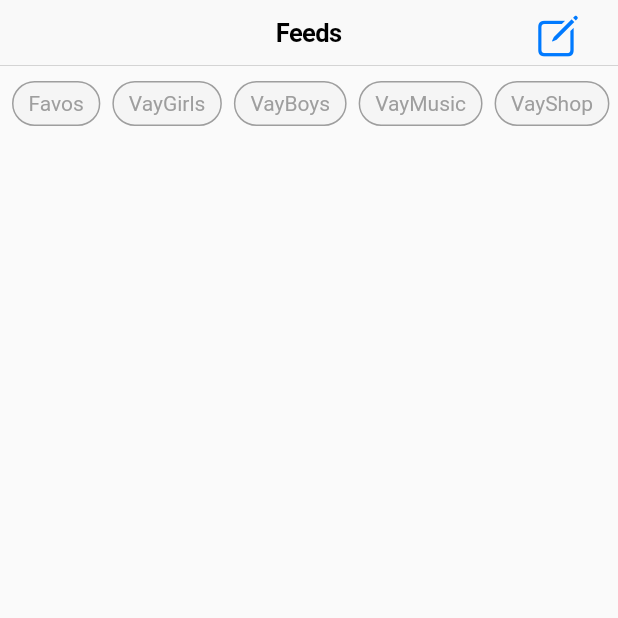
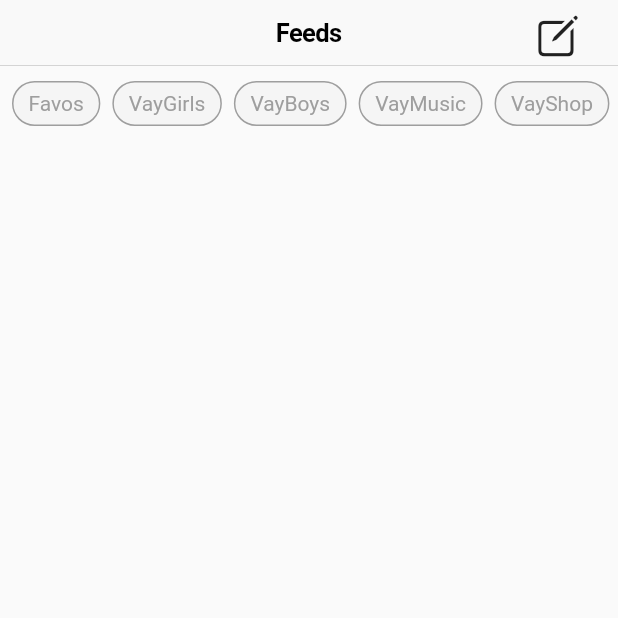
Before and after one commit to Bruslan/vp, a Flutter app: the screen it shows once a user with an empty profile is signed in, on a phone screen of 412 x 824 dp, the top half of it. Run offline on Flutter 3.47's test engine with Material 2 defaults, Android fonts, the phone set to English and light mode, and no system bars; our stand-ins replace cached_network_image, cloud_firestore, firebase_auth, firebase_storage, flutter_slidable, image_cropper and 2 more; missing offline and left inert: geocoder; accounts and stored records are empty.

Commit message:
working state

```diff
--- a/lib/main.dart
+++ b/lib/main.dart
@@ -3,7 +3,6 @@ import 'package:flutter/cupertino.dart';
 import 'package:flutter/material.dart';
 import 'package:vp/tabbar.dart';
 import 'package:vp/login/sign_in_screen.dart';
-import 'package:flutter_localizations/flutter_localizations.dart';
 
 import 'package:vp/login/sign_up_screen.dart';
 
@@ -13,11 +12,8 @@ class MyApp extends StatelessWidget {
   // This widget is the root of your application.
   @override
   Widget build(BuildContext context) {
-    return CupertinoApp(
-        localizationsDelegates: [
-          GlobalMaterialLocalizations.delegate,
-          GlobalWidgetsLocalizations.delegate,
-        ],
+    return MaterialApp(
+        theme: ThemeData(primaryColor: Colors.blue),
         title: 'VayNaxGram',
         routes: <String, WidgetBuilder>{
           '/signup': (BuildContext context) => new SignUpScreen(),
--- a/pubspec.yaml
+++ b/pubspec.yaml
@@ -19,8 +19,6 @@ environment:
 dependencies:
   flutter:
     sdk: flutter
-  flutter_localizations: # add this
-    sdk: flutter # add this
 
   # The following adds the Cupertino Icons font to your application.
   # Use with the CupertinoIcons class for iOS style icons.
@@ -33,8 +31,8 @@ dependencies:
   geocoder:
   image:
   flutter_image_compress: ^0.4.0
-  firebase_auth: ^0.8.0
-  cloud_firestore: ^0.9.0
+  firebase_auth: ^0.11.0
+  cloud_firestore: 0.11.0+1
   firebase_storage:
   image_cropper: ^1.0.1
 
```
Also changed, not shown: pubspec.lock, 2 other files.
